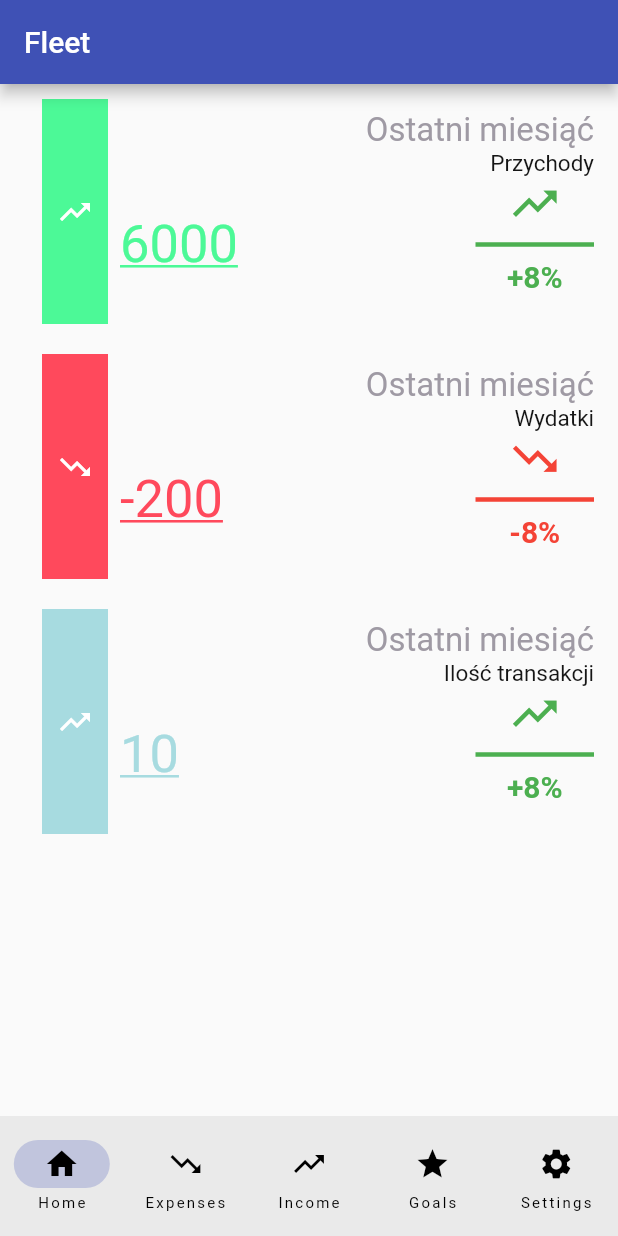
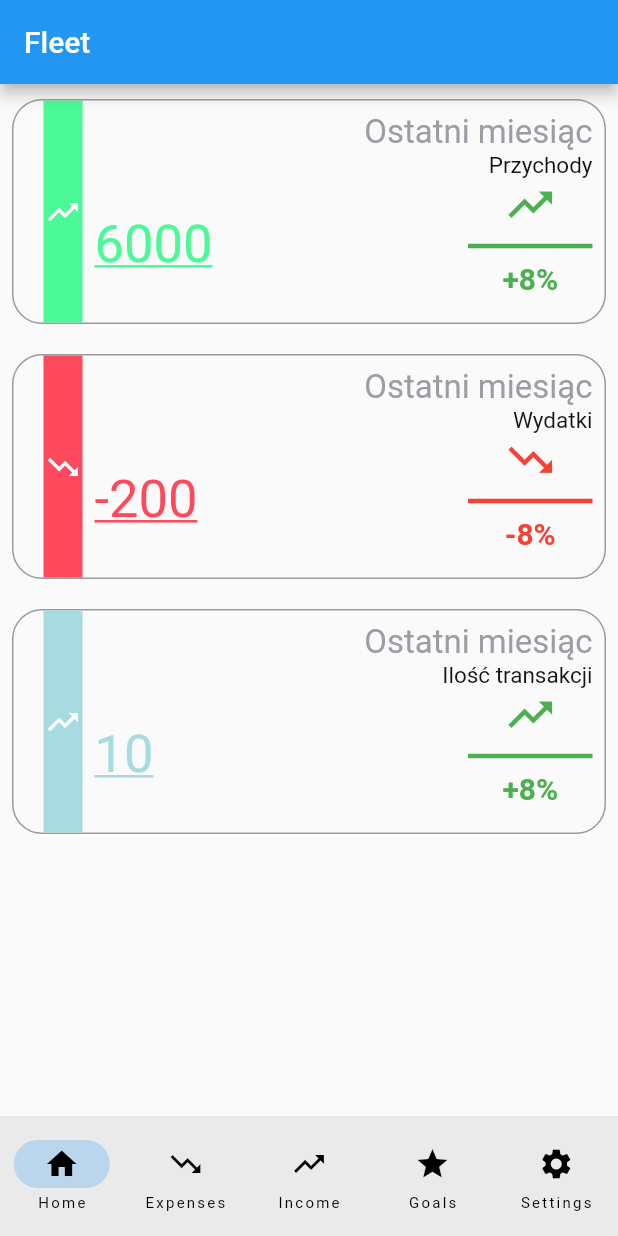
Before and after one commit to Wapirek/fleet-mobile, a Flutter app: the screen it shows after launch, on a phone screen of 412 x 824 dp. Run offline on Flutter 3.47's test engine with Material 2 defaults, Android fonts, the phone set to English and light mode, and no system bars.

Commit message:
fixed TitleDashBoard

```diff
--- a/lib/main.dart
+++ b/lib/main.dart
@@ -12,11 +12,12 @@ class MyApp extends StatelessWidget {
 
   @override
   Widget build(BuildContext context) {
-    return MaterialApp(
+    return const MaterialApp(
       debugShowCheckedModeBanner: false,
       /*ToDO  Change Color*/
-      theme: ThemeData(primarySwatch: Colors.indigo),
-      home: const RootPage(),
+      //theme: ThemeData(primarySwatch: Colors.indigo),
+      themeMode: ThemeMode.system,
+      home: RootPage(),
     );
   }
 }
--- a/lib/widgets/tile_dashboard.dart
+++ b/lib/widgets/tile_dashboard.dart
@@ -31,19 +31,24 @@ class _TitleDashboardState extends State<TitleDashboard> {
         width: double.infinity,
         height: widgetHeight,
         margin: const EdgeInsets.symmetric(horizontal: 8, vertical: 10),
-        decoration: const BoxDecoration(
+        decoration:  BoxDecoration(
+            border: Border.all(
+            color: Colors.black38
+          ),
             //color: Color(0xff182345),
-
-            borderRadius: BorderRadius.all(Radius.circular(20))),
+            borderRadius: const BorderRadius.all(
+               Radius.circular(20))),
         child: SafeArea(
           child: Row(
             children: [
+              // Label Column
               Column(
                 children: [
                   Container(
                     margin: const EdgeInsets.only(left: 20),
-                    padding: const EdgeInsets.symmetric(horizontal: 10),
-                    height: widgetHeight,
+                    padding: const EdgeInsets.symmetric(horizontal: 1),
+                    // -2 because Border have 1px
+                    height: widgetHeight-2,
                     //TODO Change color for changing type of tile
                     color: Color(widget.colorOfWidget!),
                     child: Icon(
@@ -53,6 +58,7 @@ class _TitleDashboardState extends State<TitleDashboard> {
                   )
                 ],
               ),
+              // Details Column
               Expanded(
                 child: Container(
                   height: double.infinity,
@@ -63,14 +69,14 @@ class _TitleDashboardState extends State<TitleDashboard> {
                       crossAxisAlignment: CrossAxisAlignment.end,
                       children: <Widget>[
                         const Text(
-                          "Ostatni miesiąć",
+                          "Ostatni miesiąc",
                           style:
                               TextStyle(color: Color(0xff9F9AA4), fontSize: 22),
                         ),
                         Text(
                           widget.titleStr!,
                           style:
-                              TextStyle(color: Color(0xff151515), fontSize: 15),
+                              TextStyle(color: const Color(0xff151515), fontSize: 15),
                         ),
                         Expanded(
                           child: Row(
```
